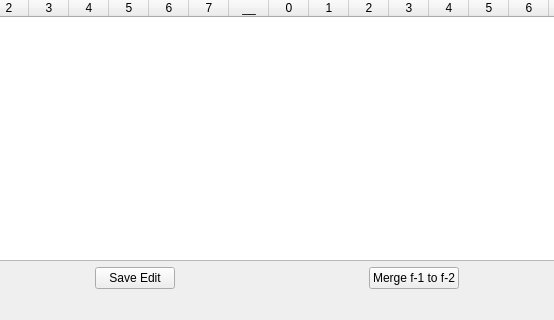
First picture: the form in main_view.ui, repository kotta23/fff, before the edit; both pictures show x 101 to 655 and y 95 to 415 of the 756 by 415 pixel window.
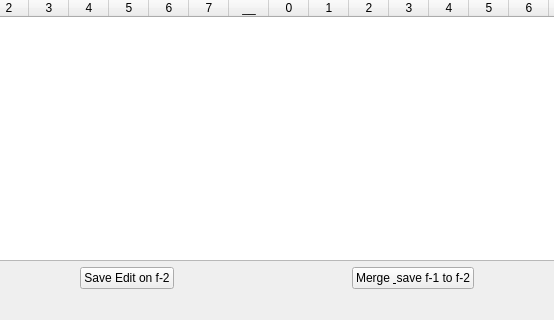
Second picture: the form after the edit.

The edit to the form file:
```diff
--- a/main_view.ui
+++ b/main_view.ui
@@ -240,7 +240,7 @@
       <item>
        <widget class="QPushButton" name="pushButton">
         <property name="text">
-         <string>Save Edit</string>
+         <string>Save Edit on f-2</string>
         </property>
        </widget>
       </item>
@@ -260,7 +260,7 @@
       <item>
        <widget class="QPushButton" name="pushButton_2">
         <property name="text">
-         <string>Merge f-1 to f-2</string>
+         <string>Merge &amp; save f-1 to f-2</string>
         </property>
        </widget>
       </item>
```
Left out of the diff: 4 changed lines with no effect on the pictures.
